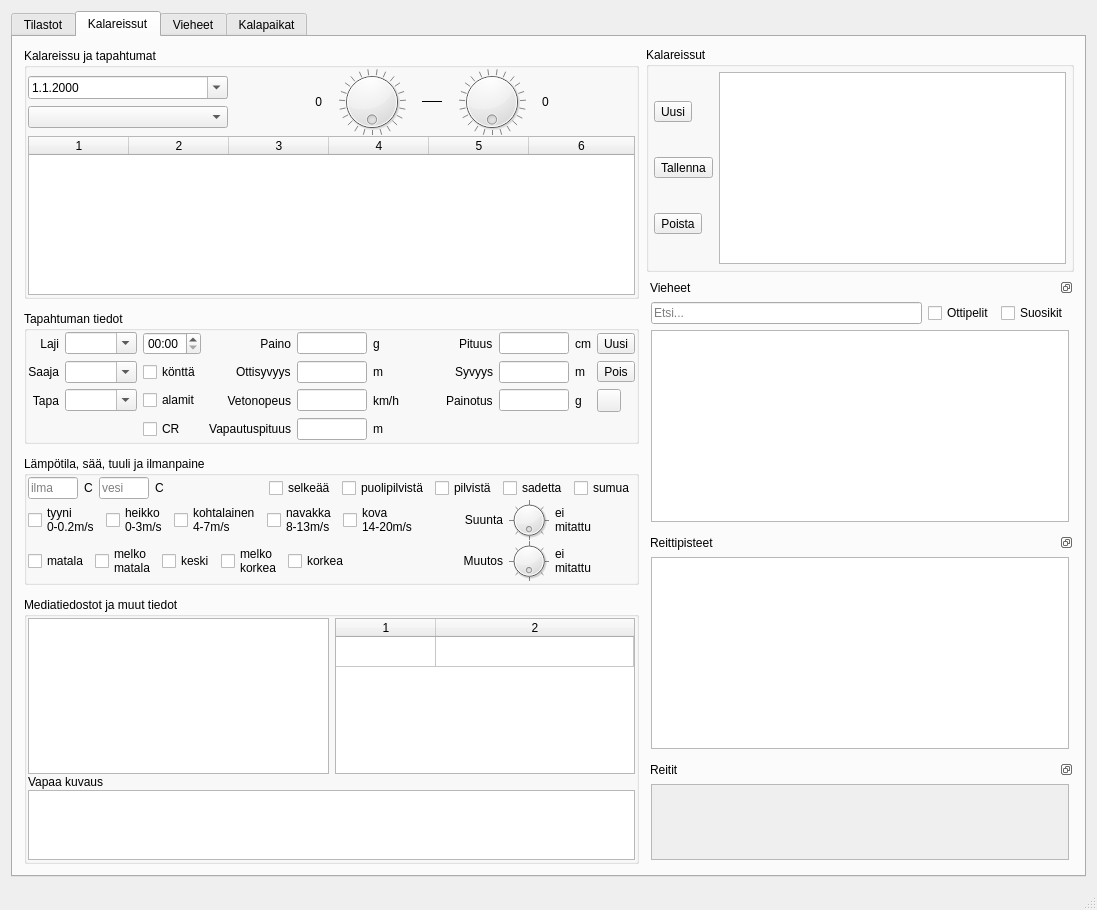
Above: mainwindow.ui from samuliwritescode/uistelupaivakirja-desktop before the change. Below: the same form after it.
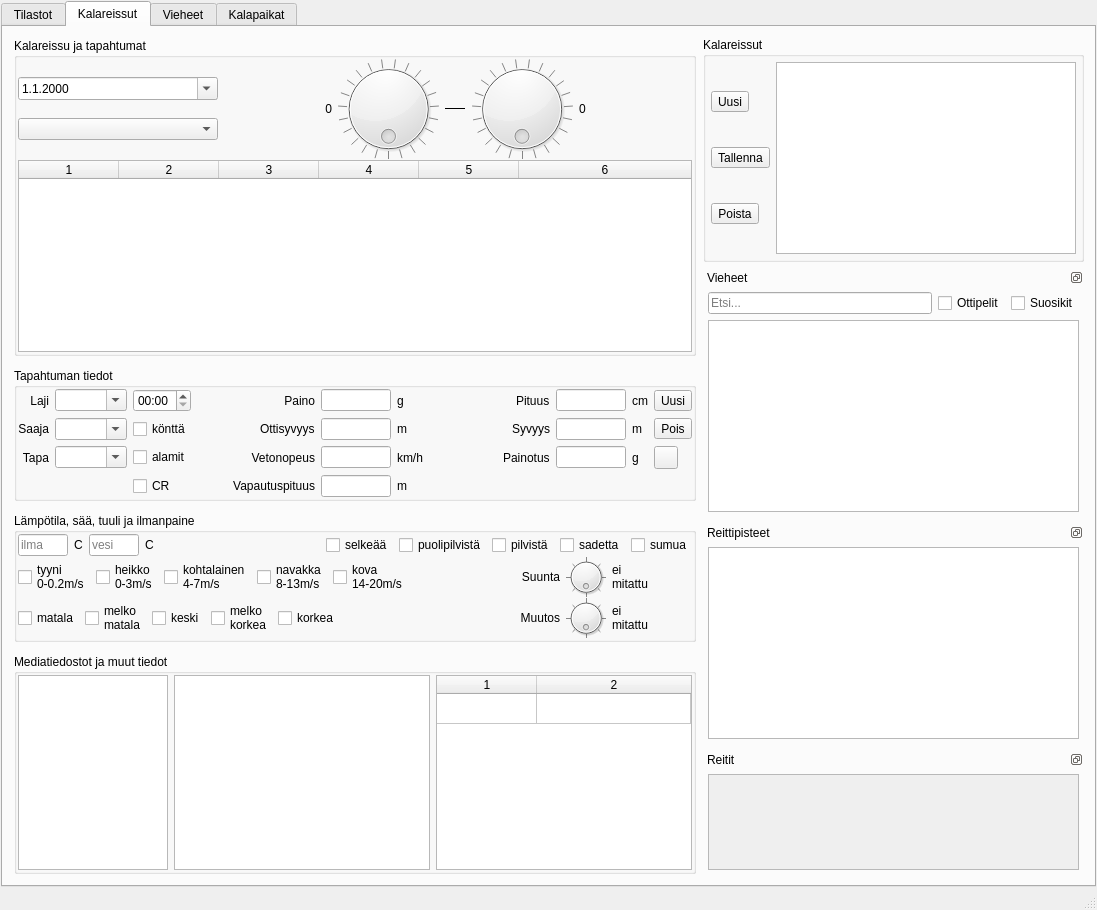
That is the form after the change. Icons and pictures are not drawn.

Diff of the .ui file:
```diff
--- a/mainwindow.ui
+++ b/mainwindow.ui
@@ -27,7 +27,7 @@
   </property>
   <property name="windowIcon">
    <iconset resource="resources.qrc">
-    <normaloff>:/res/mainlogo64.png</normaloff>:/res/mainlogo64.png</iconset>
+    <normaloff>:/res/osxicon32.png</normaloff>:/res/osxicon32.png</iconset>
   </property>
   <property name="locale">
    <locale language="Finnish" country="Finland"/>
@@ -40,6 +40,12 @@
     </sizepolicy>
    </property>
    <layout class="QGridLayout" name="gridLayout">
+    <property name="margin">
+     <number>1</number>
+    </property>
+    <property name="spacing">
+     <number>1</number>
+    </property>
     <item row="0" column="1">
      <widget class="QTabWidget" name="tabWidget">
       <property name="tabShape">
@@ -50,8 +56,8 @@
       </property>
       <property name="iconSize">
        <size>
-        <width>64</width>
-        <height>64</height>
+        <width>48</width>
+        <height>48</height>
        </size>
       </property>
       <property name="elideMode">
@@ -147,9 +153,6 @@
         <string>Kalareissut</string>
        </attribute>
        <layout class="QHBoxLayout" name="horizontalLayout_24">
-        <property name="spacing">
-         <number>6</number>
-        </property>
         <property name="margin">
          <number>10</number>
         </property>
@@ -1176,14 +1179,17 @@
               <layout class="QHBoxLayout" name="horizontalLayout_10">
                <item>
                 <widget class="QListWidget" name="fileslist">
-                 <property name="sizePolicy">
-                  <sizepolicy hsizetype="Expanding" vsizetype="Maximum">
-                   <horstretch>0</horstretch>
-                   <verstretch>0</verstretch>
-                  </sizepolicy>
+                 <property name="maximumSize">
+                  <size>
+                   <width>150</width>
+                   <height>16777215</height>
+                  </size>
                  </property>
                 </widget>
                </item>
+               <item>
+                <widget class="QTextEdit" name="misc"/>
+               </item>
                <item>
                 <widget class="QTableWidget" name="tableWidget">
                  <property name="maximumSize">
@@ -1214,29 +1220,6 @@
                </item>
               </layout>
              </item>
-             <item>
-              <widget class="QLabel" name="label_28">
-               <property name="text">
-                <string>Vapaa kuvaus</string>
-               </property>
-              </widget>
-             </item>
-             <item>
-              <widget class="QTextEdit" name="misc">
-               <property name="sizePolicy">
-                <sizepolicy hsizetype="Expanding" vsizetype="Maximum">
-                 <horstretch>0</horstretch>
-                 <verstretch>0</verstretch>
-                </sizepolicy>
-               </property>
-               <property name="maximumSize">
-                <size>
-                 <width>16777215</width>
-                 <height>100</height>
-                </size>
-               </property>
-              </widget>
-             </item>
             </layout>
            </widget>
           </item>
@@ -1265,9 +1248,6 @@
              <string>Kalareissut</string>
             </property>
             <layout class="QHBoxLayout" name="horizontalLayout_7">
-             <property name="spacing">
-              <number>6</number>
-             </property>
              <property name="margin">
               <number>5</number>
              </property>
@@ -1439,8 +1419,8 @@
                   <rect>
                    <x>0</x>
                    <y>0</y>
-                   <width>452</width>
-                   <height>69</height>
+                   <width>341</width>
+                   <height>76</height>
                   </rect>
                  </property>
                 </widget>
```
